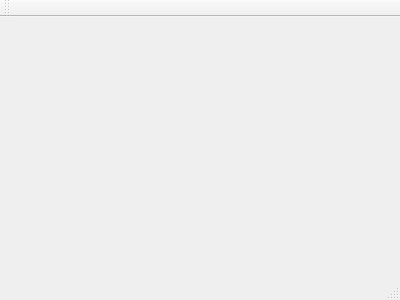
Old version of the form mainwindow.ui in the repository Kuraturpa/qt-localization-test.
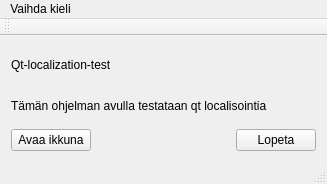
New version of the form.

Commit message: Edited main window.

What changed in the file:
```diff
--- a/mainwindow.ui
+++ b/mainwindow.ui
@@ -1,24 +1,110 @@
 <ui version="4.0">
  <class>MainWindow</class>
- <widget class="QMainWindow" name="MainWindow" >
-  <property name="geometry" >
+ <widget class="QMainWindow" name="MainWindow">
+  <property name="geometry">
    <rect>
     <x>0</x>
     <y>0</y>
-    <width>400</width>
-    <height>300</height>
+    <width>327</width>
+    <height>184</height>
    </rect>
   </property>
   <property name="windowTitle" >
    <string>MainWindow</string>
   </property>
-  <widget class="QMenuBar" name="menuBar" />
-  <widget class="QToolBar" name="mainToolBar" />
-  <widget class="QWidget" name="centralWidget" />
-  <widget class="QStatusBar" name="statusBar" />
+  <widget class="QWidget" name="centralWidget">
+   <layout class="QVBoxLayout" name="verticalLayout_2">
+    <item>
+     <layout class="QVBoxLayout" name="verticalLayout">
+      <item>
+       <widget class="QLabel" name="label">
+        <property name="text">
+         <string>Qt-localization-test</string>
+        </property>
+       </widget>
+      </item>
+      <item>
+       <widget class="QLabel" name="label_2">
+        <property name="text">
+         <string>Tämän ohjelman avulla testataan qt localisointia</string>
+        </property>
+       </widget>
+      </item>
+     </layout>
+    </item>
+    <item>
+     <layout class="QHBoxLayout" name="horizontalLayout_2">
+      <item>
+       <widget class="QPushButton" name="pushButton_dialog">
+        <property name="text">
+         <string>Avaa ikkuna</string>
+        </property>
+       </widget>
+      </item>
+      <item>
+       <spacer name="horizontalSpacer_3">
+        <property name="orientation">
+         <enum>Qt::Horizontal</enum>
+        </property>
+        <property name="sizeHint" stdset="0">
+         <size>
+          <width>218</width>
+          <height>20</height>
+         </size>
+        </property>
+       </spacer>
+      </item>
+      <item>
+       <widget class="QPushButton" name="pushButton_quit">
+        <property name="text">
+         <string>Lopeta</string>
+        </property>
+       </widget>
+      </item>
+     </layout>
+    </item>
+   </layout>
+  </widget>
+  <widget class="QMenuBar" name="menuBar">
+   <property name="geometry">
+    <rect>
+     <x>0</x>
+     <y>0</y>
+     <width>327</width>
+     <height>26</height>
+    </rect>
+   </property>
+   <widget class="QMenu" name="menuVaihda_kieli">
+    <property name="title">
+     <string>Vaihda kieli</string>
+    </property>
+    <addaction name="separator"/>
+    <addaction name="actionSuomi"/>
+    <addaction name="actionEnglish"/>
+   </widget>
+   <addaction name="menuVaihda_kieli"/>
+  </widget>
+  <widget class="QToolBar" name="mainToolBar">
+   <attribute name="toolBarArea">
+    <enum>TopToolBarArea</enum>
+   </attribute>
+   <attribute name="toolBarBreak">
+    <bool>false</bool>
+   </attribute>
+  </widget>
+  <widget class="QStatusBar" name="statusBar"/>
+  <action name="actionSuomi">
+   <property name="text">
+    <string>Suomi</string>
+   </property>
+  </action>
+  <action name="actionEnglish">
+   <property name="text">
+    <string>English</string>
+   </property>
+  </action>
  </widget>
- <layoutDefault spacing="6" margin="11" />
- <pixmapfunction></pixmapfunction>
+ <layoutdefault spacing="6" margin="11"/>
  <resources/>
  <connections/>
 </ui>
```
Left out of the diff: 5 changed lines with no effect on the pictures.
